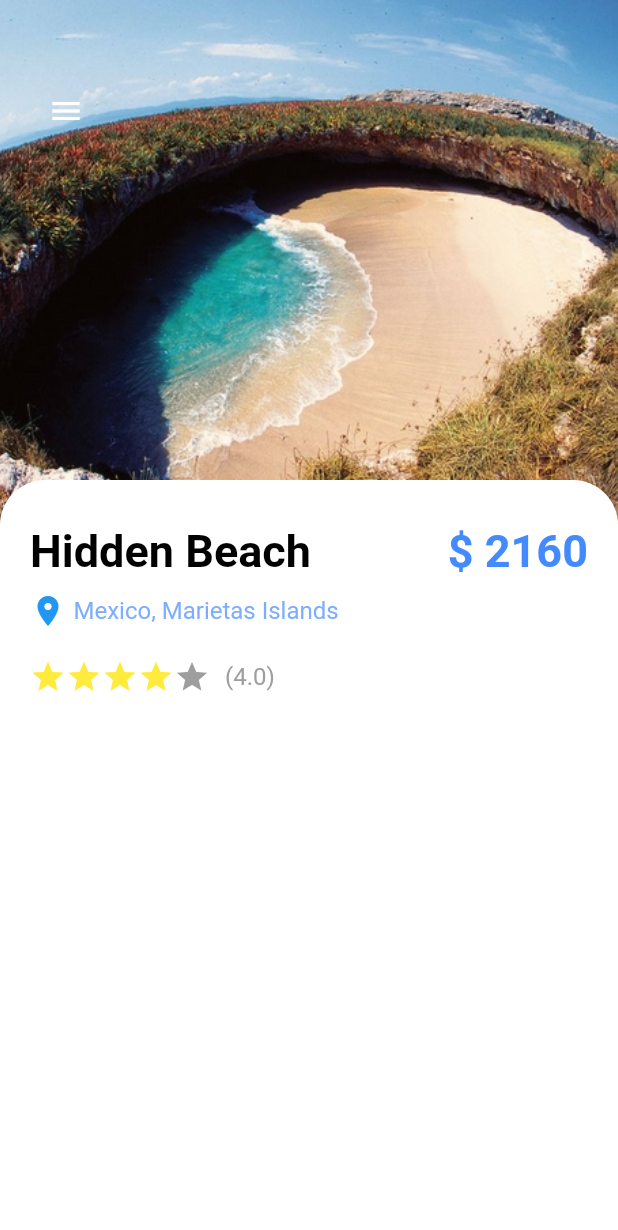
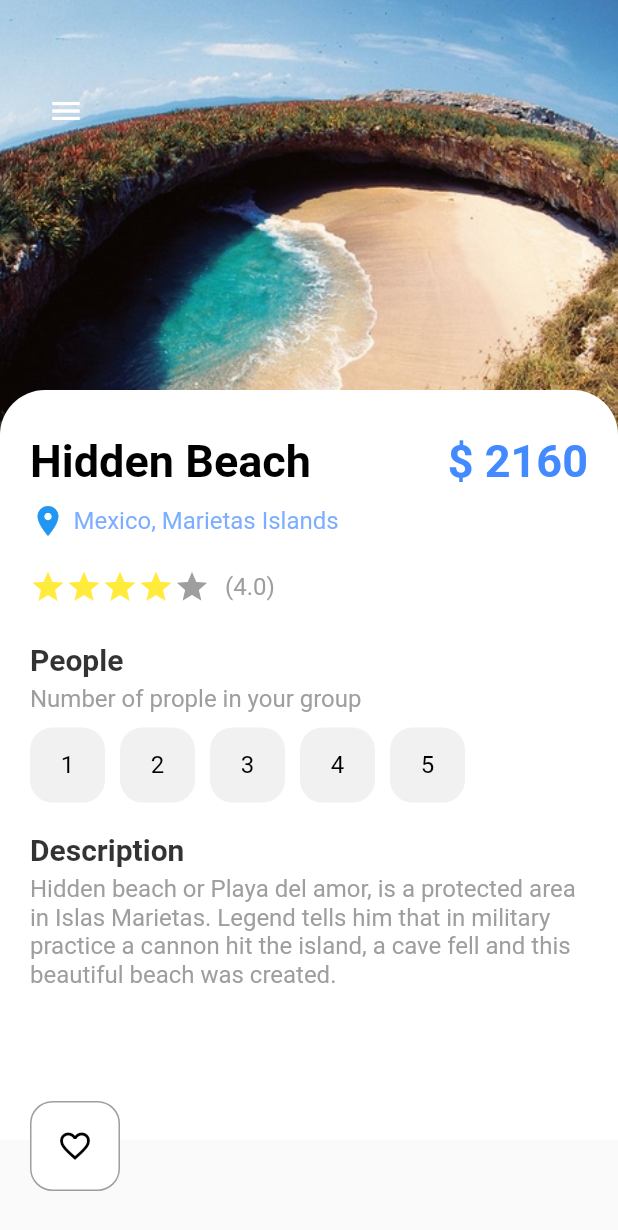
Before and after one commit to kangminchan99/Flutter_TravelApp, a Flutter app: the screen it shows after launch, on a phone screen of 412 x 824 dp. Shown: the top 1230 px of the screen. Run offline on Flutter 3.47's test engine with Material 2 defaults, Android fonts, the phone set to English and light mode, and no system bars.

Commit message:
detail_page_ui & button refactoring

```diff
--- a/lib/pages/detail_page.dart
+++ b/lib/pages/detail_page.dart
@@ -1,5 +1,6 @@
 import 'package:flutter/material.dart';
 import 'package:travel_app/misc/app_colors.dart';
+import 'package:travel_app/widgets/app_buttons.dart';
 import 'package:travel_app/widgets/app_large_text.dart';
 import 'package:travel_app/widgets/app_text.dart';
 
@@ -12,6 +13,7 @@ class DetailPage extends StatefulWidget {
 
 class _DetailPageState extends State<DetailPage> {
   int gottenStars = 4;
+  int selectedIndex = -1;
   @override
   Widget build(BuildContext context) {
     return Scaffold(
@@ -49,7 +51,7 @@ class _DetailPageState extends State<DetailPage> {
               ),
             ),
             Positioned(
-              top: 320,
+              top: 260,
               child: Container(
                 padding: const EdgeInsets.only(left: 20, right: 20, top: 30),
                 width: MediaQuery.of(context).size.width,
@@ -109,8 +111,75 @@ class _DetailPageState extends State<DetailPage> {
                         )
                       ],
                     ),
+                    const SizedBox(height: 25),
+                    AppLargeText(
+                      text: 'People',
+                      color: Colors.black.withOpacity(0.8),
+                      size: 20,
+                    ),
+                    const SizedBox(height: 5),
+                    AppText(
+                      text: 'Number of prople in your group',
+                      color: Colors.grey,
+                    ),
+                    const SizedBox(height: 10),
+                    Wrap(
+                      children: List.generate(5, (index) {
+                        return InkWell(
+                          onTap: () {
+                            setState(() {
+                              selectedIndex = index;
+                            });
+                          },
+                          child: Container(
+                            margin: const EdgeInsets.only(right: 10),
+                            child: AppButtons(
+                              color: selectedIndex == index
+                                  ? Colors.white
+                                  : Colors.black,
+                              backgroundColor: selectedIndex == index
+                                  ? Colors.black
+                                  : AppColors.buttonBackground,
+                              boderColor: selectedIndex == index
+                                  ? Colors.black
+                                  : AppColors.buttonBackground,
+                              size: 50,
+                              text: (index + 1).toString(),
+                            ),
+                          ),
+                        );
+                      }),
+                    ),
+                    const SizedBox(height: 20),
+                    AppLargeText(
+                      text: 'Description',
+                      color: Colors.black.withOpacity(0.8),
+                      size: 20,
+                    ),
+                    const SizedBox(height: 5),
+                    AppText(
+                      text:
+                          'Hidden beach or Playa del amor, is a protected area in Islas Marietas. Legend tells him that in military practice a cannon hit the island, a cave fell and this beautiful beach was created. ',
+                      color: Colors.grey,
+                    )
                   ],
                 ),
+              ),
+            ),
+            Positioned(
+              bottom: 30,
+              left: 20,
+              child: Row(
+                children: [
+                  AppButtons(
+                    color: Colors.black,
+                    backgroundColor: Colors.white,
+                    boderColor: Colors.grey,
+                    size: 60,
+                    isIcon: true,
+                    icon: Icons.favorite_border,
+                  ),
+                ],
               ),
             ),
           ],
--- /dev/null
+++ b/lib/widgets/app_buttons.dart
@@ -0,0 +1,42 @@
+import 'package:flutter/material.dart';
+import 'package:travel_app/widgets/app_text.dart';
+import '../misc/app_colors.dart';
+
+class AppButtons extends StatelessWidget {
+  final Color color;
+  final Color backgroundColor;
+  final Color boderColor;
+  String? text;
+  IconData? icon;
+  bool? isIcon;
+  double size;
+  AppButtons(
+      {super.key,
+      this.isIcon = false,
+      this.text = 'Hi',
+      this.icon,
+      required this.color,
+      required this.backgroundColor,
+      required this.boderColor,
+      required this.size});
+
+  @override
+  Widget build(BuildContext context) {
+    return Container(
+      width: size,
+      height: size,
+      decoration: BoxDecoration(
+          border: Border.all(color: boderColor, width: 1),
+          borderRadius: BorderRadius.circular(15),
+          color: backgroundColor),
+      child: isIcon == false
+          ? Center(child: AppText(text: text!, color: color))
+          : Center(
+              child: Icon(
+                icon,
+                color: color,
+              ),
+            ),
+    );
+  }
+}
```
